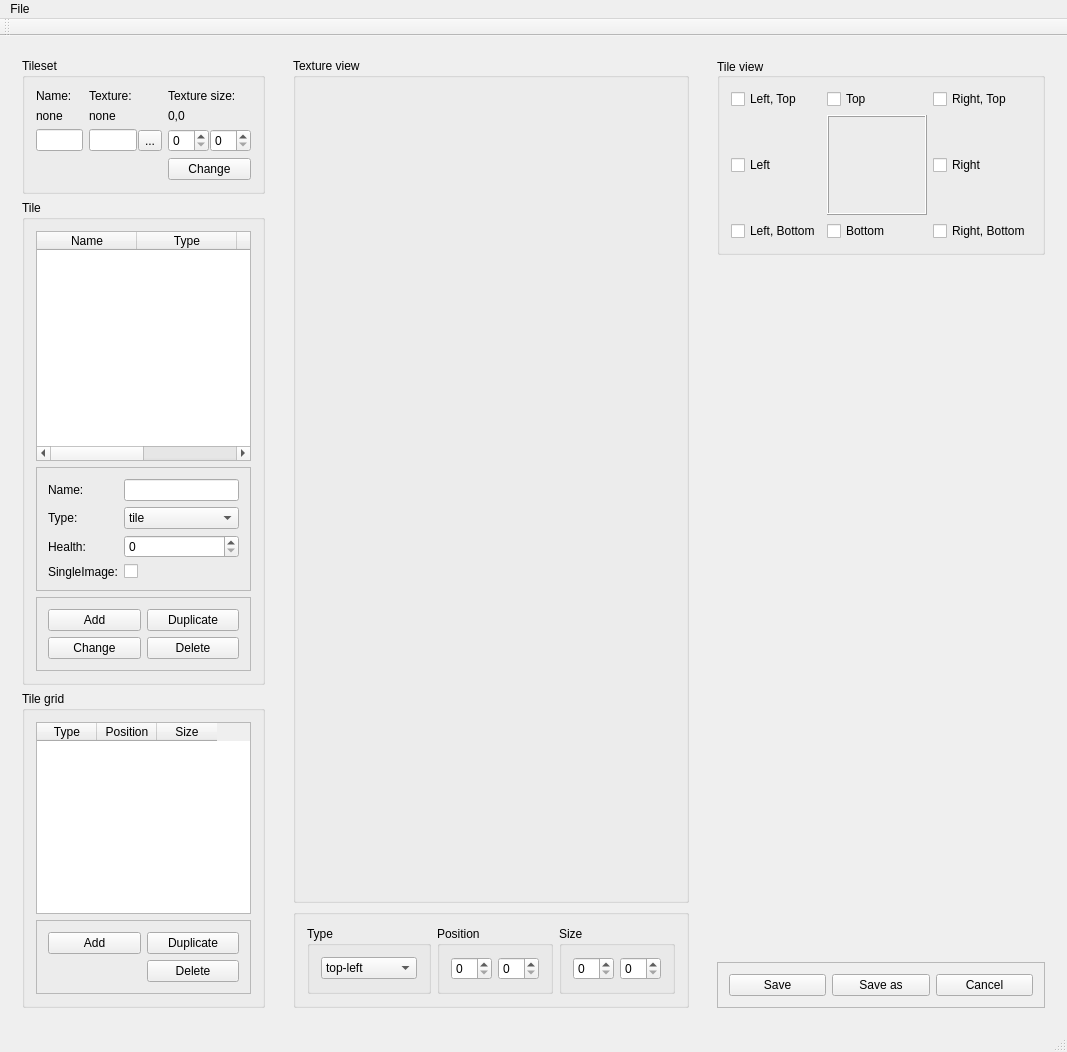
First picture: the form in Corpos Editor/TilesetEditor.ui, repository Tomislaw/corpos, before the edit.
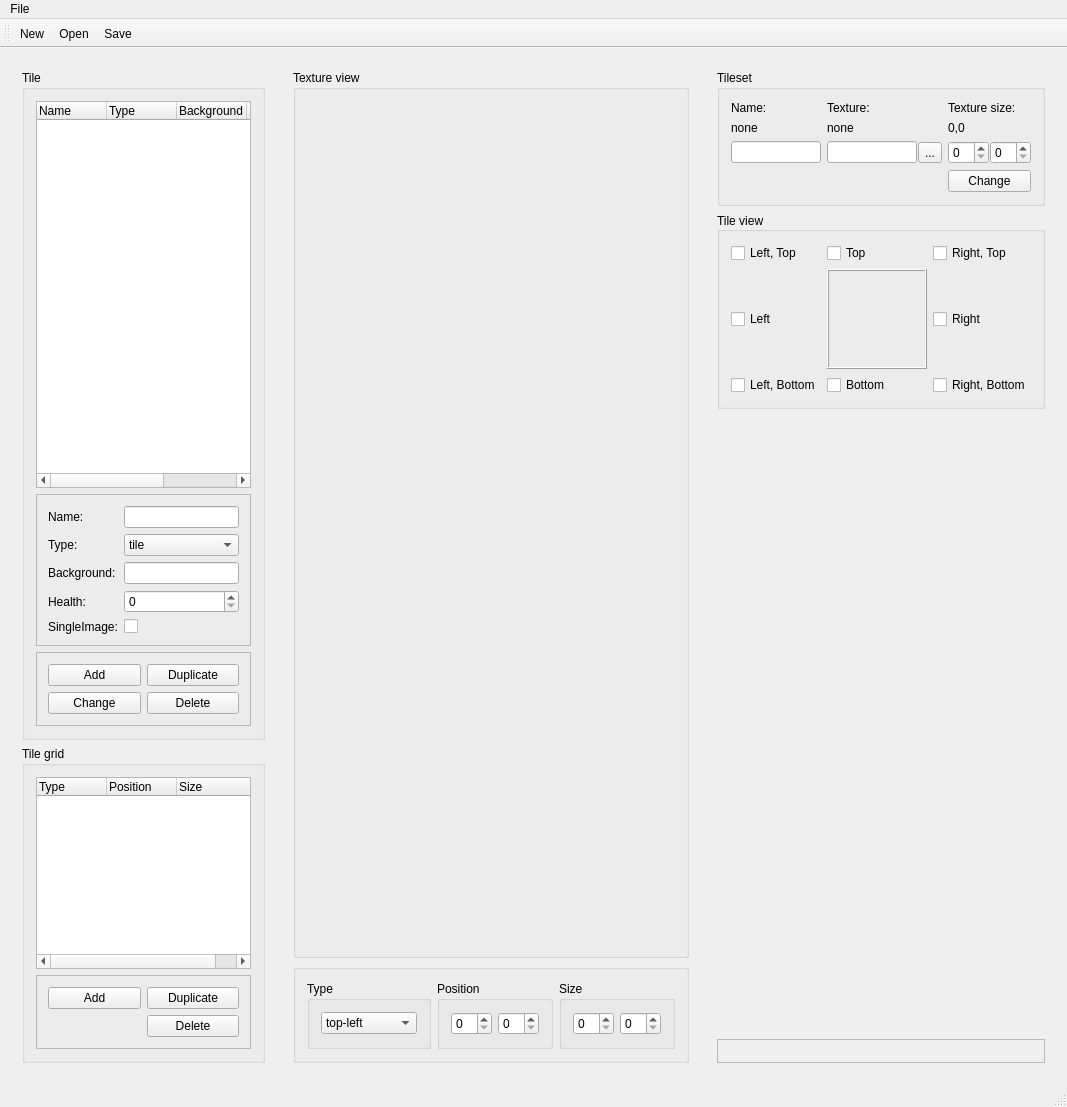
Second picture: the form after the edit. Icons and pictures are not drawn.

Commit message: Upgraded TilesetEditor. Added icons to subwindows. Bugfix: new map no longer requires refreashing on first creation.

```diff
--- a/Corpos Editor/TilesetEditor.ui
+++ b/Corpos Editor/TilesetEditor.ui
@@ -7,7 +7,7 @@
     <x>0</x>
     <y>0</y>
     <width>1067</width>
-    <height>1052</height>
+    <height>1107</height>
    </rect>
   </property>
   <property name="windowTitle">
@@ -36,131 +36,6 @@
        </sizepolicy>
       </property>
       <layout class="QVBoxLayout" name="verticalLayout">
-       <item>
-        <widget class="QGroupBox" name="groupBox_9">
-         <property name="sizePolicy">
-          <sizepolicy hsizetype="Ignored" vsizetype="Minimum">
-           <horstretch>0</horstretch>
-           <verstretch>0</verstretch>
-          </sizepolicy>
-         </property>
-         <property name="title">
-          <string>Tileset</string>
-         </property>
-         <layout class="QGridLayout" name="gridLayout_5">
-          <item row="2" column="1">
-           <widget class="QWidget" name="widget_4" native="true">
-            <layout class="QHBoxLayout" name="horizontalLayout_7">
-             <property name="spacing">
-              <number>1</number>
-             </property>
-             <property name="leftMargin">
-              <number>0</number>
-             </property>
-             <property name="topMargin">
-              <number>0</number>
-             </property>
-             <property name="rightMargin">
-              <number>0</number>
-             </property>
-             <property name="bottomMargin">
-              <number>0</number>
-             </property>
-             <item>
-              <widget class="QLineEdit" name="lineEdit_3"/>
-             </item>
-             <item>
-              <widget class="QToolButton" name="toolButton">
-               <property name="text">
-                <string>...</string>
-               </property>
-              </widget>
-             </item>
-            </layout>
-           </widget>
-          </item>
-          <item row="2" column="2">
-           <widget class="QWidget" name="widget_5" native="true">
-            <layout class="QGridLayout" name="gridLayout_6">
-             <property name="leftMargin">
-              <number>0</number>
-             </property>
-             <property name="topMargin">
-              <number>0</number>
-             </property>
-             <property name="rightMargin">
-              <number>0</number>
-             </property>
-             <property name="bottomMargin">
-              <number>0</number>
-             </property>
-             <property name="horizontalSpacing">
-              <number>1</number>
-             </property>
-             <item row="0" column="0">
-              <widget class="QSpinBox" name="spinBox_6"/>
-             </item>
-             <item row="0" column="1">
-              <widget class="QSpinBox" name="spinBox_7"/>
-             </item>
-            </layout>
-           </widget>
-          </item>
-          <item row="0" column="1">
-           <widget class="QLabel" name="label_6">
-            <property name="text">
-             <string>Texture:</string>
-            </property>
-           </widget>
-          </item>
-          <item row="0" column="2">
-           <widget class="QLabel" name="label_7">
-            <property name="text">
-             <string>Texture size:</string>
-            </property>
-           </widget>
-          </item>
-          <item row="1" column="0">
-           <widget class="QLabel" name="label_8">
-            <property name="text">
-             <string>none</string>
-            </property>
-           </widget>
-          </item>
-          <item row="1" column="2">
-           <widget class="QLabel" name="label_10">
-            <property name="text">
-             <string>0,0</string>
-            </property>
-           </widget>
-          </item>
-          <item row="1" column="1">
-           <widget class="QLabel" name="label_9">
-            <property name="text">
-             <string>none</string>
-            </property>
-           </widget>
-          </item>
-          <item row="2" column="0">
-           <widget class="QLineEdit" name="lineEdit_2"/>
-          </item>
-          <item row="0" column="0">
-           <widget class="QLabel" name="label_5">
-            <property name="text">
-             <string>Name:</string>
-            </property>
-           </widget>
-          </item>
-          <item row="3" column="2">
-           <widget class="QPushButton" name="pushButton_7">
-            <property name="text">
-             <string>Change</string>
-            </property>
-           </widget>
-          </item>
-         </layout>
-        </widget>
-       </item>
        <item>
         <widget class="QGroupBox" name="groupBox">
          <property name="sizePolicy">
@@ -174,9 +49,15 @@
          </property>
          <layout class="QVBoxLayout" name="verticalLayout_5">
           <item>
-           <widget class="QTableWidget" name="tableWidget_2">
-            <attribute name="horizontalHeaderDefaultSectionSize">
-             <number>100</number>
+           <widget class="QTreeWidget" name="treeWidget_Tiles">
+            <property name="sizePolicy">
+             <sizepolicy hsizetype="Expanding" vsizetype="Expanding">
+              <horstretch>0</horstretch>
+              <verstretch>0</verstretch>
+             </sizepolicy>
+            </property>
+            <attribute name="headerDefaultSectionSize">
+             <number>70</number>
             </attribute>
             <column>
              <property name="text">
@@ -188,6 +69,11 @@
               <string>Type</string>
              </property>
             </column>
+            <column>
+             <property name="text">
+              <string>Background</string>
+             </property>
+            </column>
             <column>
              <property name="text">
               <string>Health</string>
@@ -209,6 +95,13 @@
              <enum>QFrame::Raised</enum>
             </property>
             <layout class="QGridLayout" name="gridLayout_4">
+             <item row="4" column="0">
+              <widget class="QLabel" name="label_3">
+               <property name="text">
+                <string>Health:</string>
+               </property>
+              </widget>
+             </item>
              <item row="0" column="0">
               <widget class="QLabel" name="label">
                <property name="text">
@@ -223,13 +116,6 @@
                </property>
               </widget>
              </item>
-             <item row="3" column="0">
-              <widget class="QLabel" name="label_3">
-               <property name="text">
-                <string>Health:</string>
-               </property>
-              </widget>
-             </item>
              <item row="2" column="1">
               <widget class="QComboBox" name="comboBox_2">
                <item>
@@ -249,26 +135,36 @@
                </item>
               </widget>
              </item>
-             <item row="0" column="1">
-              <widget class="QLineEdit" name="lineEdit"/>
-             </item>
-             <item row="3" column="1">
-              <widget class="QSpinBox" name="spinBox_5"/>
-             </item>
-             <item row="4" column="1">
-              <widget class="QCheckBox" name="checkBox">
-               <property name="text">
-                <string/>
-               </property>
-              </widget>
-             </item>
-             <item row="4" column="0">
+             <item row="5" column="0">
               <widget class="QLabel" name="label_4">
                <property name="text">
                 <string>SingleImage:</string>
                </property>
               </widget>
              </item>
+             <item row="5" column="1">
+              <widget class="QCheckBox" name="checkBox">
+               <property name="text">
+                <string/>
+               </property>
+              </widget>
+             </item>
+             <item row="0" column="1">
+              <widget class="QLineEdit" name="lineEdit"/>
+             </item>
+             <item row="4" column="1">
+              <widget class="QSpinBox" name="spinBox_5"/>
+             </item>
+             <item row="3" column="0">
+              <widget class="QLabel" name="label_8">
+               <property name="text">
+                <string>Background:</string>
+               </property>
+              </widget>
+             </item>
+             <item row="3" column="1">
+              <widget class="QLineEdit" name="lineEdit_4"/>
+             </item>
             </layout>
            </widget>
           </item>
@@ -328,27 +224,15 @@
          </property>
          <layout class="QVBoxLayout" name="verticalLayout_4">
           <item>
-           <widget class="QTableWidget" name="tableWidget">
-            <property name="maximumSize">
-             <size>
-              <width>16777215</width>
-              <height>16777215</height>
-             </size>
+           <widget class="QTreeWidget" name="treeWidget_tilesGrid">
+            <property name="sizePolicy">
+             <sizepolicy hsizetype="Expanding" vsizetype="MinimumExpanding">
+              <horstretch>0</horstretch>
+              <verstretch>0</verstretch>
+             </sizepolicy>
             </property>
-            <property name="showGrid">
-             <bool>true</bool>
-            </property>
-            <property name="sortingEnabled">
-             <bool>true</bool>
-            </property>
-            <attribute name="horizontalHeaderDefaultSectionSize">
-             <number>60</number>
-            </attribute>
-            <attribute name="horizontalHeaderMinimumSectionSize">
-             <number>49</number>
-            </attribute>
-            <attribute name="verticalHeaderMinimumSectionSize">
-             <number>30</number>
+            <attribute name="headerDefaultSectionSize">
+             <number>70</number>
             </attribute>
             <column>
              <property name="text">
@@ -544,6 +428,131 @@
        </size>
       </property>
       <layout class="QVBoxLayout" name="verticalLayout_3">
+       <item>
+        <widget class="QGroupBox" name="groupBox_9">
+         <property name="sizePolicy">
+          <sizepolicy hsizetype="Ignored" vsizetype="Minimum">
+           <horstretch>0</horstretch>
+           <verstretch>0</verstretch>
+          </sizepolicy>
+         </property>
+         <property name="title">
+          <string>Tileset</string>
+         </property>
+         <layout class="QGridLayout" name="gridLayout_5">
+          <item row="4" column="1">
+           <widget class="QWidget" name="widget_4" native="true">
+            <layout class="QHBoxLayout" name="horizontalLayout_7">
+             <property name="spacing">
+              <number>1</number>
+             </property>
+             <property name="leftMargin">
+              <number>0</number>
+             </property>
+             <property name="topMargin">
+              <number>0</number>
+             </property>
+             <property name="rightMargin">
+              <number>0</number>
+             </property>
+             <property name="bottomMargin">
+              <number>0</number>
+             </property>
+             <item>
+              <widget class="QLineEdit" name="lineEdit_3"/>
+             </item>
+             <item>
+              <widget class="QToolButton" name="toolButton">
+               <property name="text">
+                <string>...</string>
+               </property>
+              </widget>
+             </item>
+            </layout>
+           </widget>
+          </item>
+          <item row="4" column="2">
+           <widget class="QWidget" name="widget_5" native="true">
+            <layout class="QGridLayout" name="gridLayout_6">
+             <property name="leftMargin">
+              <number>0</number>
+             </property>
+             <property name="topMargin">
+              <number>0</number>
+             </property>
+             <property name="rightMargin">
+              <number>0</number>
+             </property>
+             <property name="bottomMargin">
+              <number>0</number>
+             </property>
+             <property name="horizontalSpacing">
+              <number>1</number>
+             </property>
+             <item row="0" column="0">
+              <widget class="QSpinBox" name="spinBox_6"/>
+             </item>
+             <item row="0" column="1">
+              <widget class="QSpinBox" name="spinBox_7"/>
+             </item>
+            </layout>
+           </widget>
+          </item>
+          <item row="0" column="2">
+           <widget class="QLabel" name="label_7">
+            <property name="text">
+             <string>Texture size:</string>
+            </property>
+           </widget>
+          </item>
+          <item row="3" column="2">
+           <widget class="QLabel" name="label_Texturesize">
+            <property name="text">
+             <string>0,0</string>
+            </property>
+           </widget>
+          </item>
+          <item row="3" column="1">
+           <widget class="QLabel" name="label_Texture">
+            <property name="text">
+             <string>none</string>
+            </property>
+           </widget>
+          </item>
+          <item row="3" column="0">
+           <widget class="QLabel" name="label_Name">
+            <property name="text">
+             <string>none</string>
+            </property>
+           </widget>
+          </item>
+          <item row="0" column="1">
+           <widget class="QLabel" name="label_6">
+            <property name="text">
+             <string>Texture:</string>
+            </property>
+           </widget>
+          </item>
+          <item row="5" column="2">
+           <widget class="QPushButton" name="pushButton_7">
+            <property name="text">
+             <string>Change</string>
+            </property>
+           </widget>
+          </item>
+          <item row="0" column="0">
+           <widget class="QLabel" name="label_5">
+            <property name="text">
+             <string>Name:</string>
+            </property>
+           </widget>
+          </item>
+          <item row="4" column="0">
+           <widget class="QLineEdit" name="lineEdit_2"/>
+          </item>
+         </layout>
+        </widget>
+       </item>
        <item>
         <widget class="QGroupBox" name="groupBox_6">
          <property name="maximumSize">
@@ -664,29 +673,7 @@
          <property name="frameShadow">
           <enum>QFrame::Raised</enum>
          </property>
-         <layout class="QHBoxLayout" name="horizontalLayout_2">
-          <item>
-           <widget class="QPushButton" name="pushButton">
-            <property name="text">
-             <string>Save</string>
-            </property>
-           </widget>
-          </item>
-          <item>
-           <widget class="QPushButton" name="pushButton_6">
-            <property name="text">
-             <string>Save as</string>
-            </property>
-           </widget>
-          </item>
-          <item>
-           <widget class="QPushButton" name="pushButton_2">
-            <property name="text">
-             <string>Cancel</string>
-            </property>
-           </widget>
-          </item>
-         </layout>
+         <layout class="QHBoxLayout" name="horizontalLayout_2"/>
         </widget>
        </item>
       </layout>
@@ -719,8 +706,43 @@
    <attribute name="toolBarBreak">
     <bool>false</bool>
    </attribute>
+   <addaction name="actionNew"/>
+   <addaction name="actionOpen"/>
+   <addaction name="actionSave"/>
   </widget>
   <widget class="QStatusBar" name="statusBar"/>
+  <action name="actionNew">
+   <property name="icon">
+    <iconset resource="CorposEditor.qrc">
+     <normaloff>:/CorposEditor/Resources/icons/new.png</normaloff>:/CorposEditor/Resources/icons/new.png</iconset>
+   </property>
+   <property name="text">
+    <string>New</string>
+   </property>
+  </action>
+  <action name="actionOpen">
+   <property name="icon">
+    <iconset resource="CorposEditor.qrc">
+     <normaloff>:/CorposEditor/Resources/icons/open.png</normaloff>:/CorposEditor/Resources/icons/open.png</iconset>
+   </property>
+   <property name="text">
+    <string>Open</string>
+   </property>
+  </action>
+  <action name="actionClose">
+   <property name="text">
+    <string>Exit</string>
+   </property>
+  </action>
+  <action name="actionSave">
+   <property name="icon">
+    <iconset resource="CorposEditor.qrc">
+     <normaloff>:/CorposEditor/Resources/icons/save.png</normaloff>:/CorposEditor/Resources/icons/save.png</iconset>
+   </property>
+   <property name="text">
+    <string>Save</string>
+   </property>
+  </action>
  </widget>
  <layoutdefault spacing="6" margin="11"/>
  <resources/>
```
Left out of the diff: 54 changed lines with no effect on the pictures. The commit also changes 9 other files.
